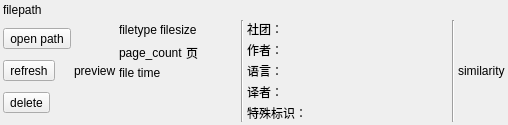
The window that components/widget_assembler_similar_result_preview/widget_comic_info_line/res/comic_info_line.ui (PPJUST/ComicDup) describes before a commit, drawn with Qt 5.
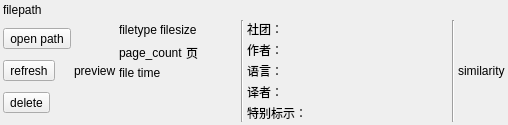
The same window after the commit.

What changed in the file:
```diff
--- a/components/widget_assembler_similar_result_preview/widget_comic_info_line/res/comic_info_line.ui
+++ b/components/widget_assembler_similar_result_preview/widget_comic_info_line/res/comic_info_line.ui
@@ -198,7 +198,7 @@
        <item row="4" column="0">
         <widget class="QLabel" name="label_12">
          <property name="text">
-          <string>特殊标识：</string>
+          <string>特别标示：</string>
          </property>
         </widget>
        </item>
```
